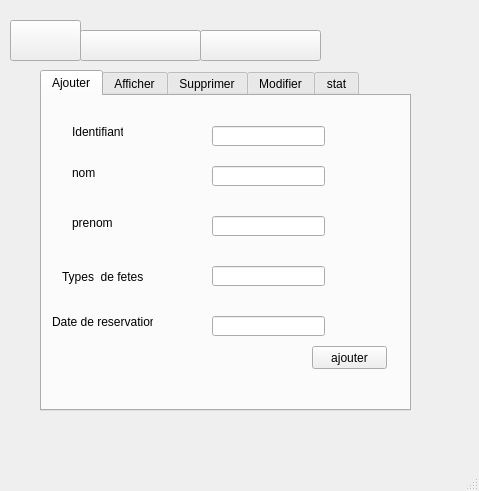
Qt form mainwindow.ui (mahdijemal/smart_wedding_reception) before a commit.
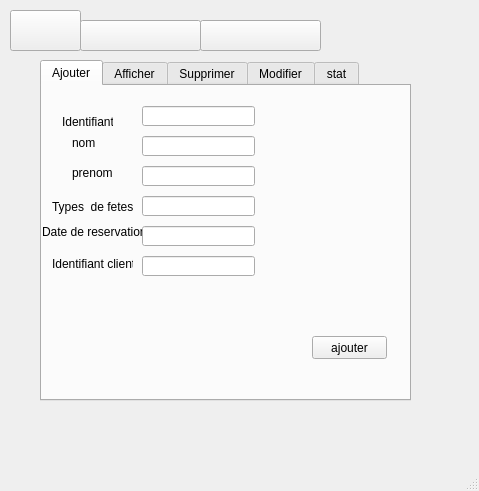
The same form after that commit. The open tabs and pages were chosen to show the change. Icons and pictures are not drawn.

Diff of the .ui file:
```diff
--- a/mainwindow.ui
+++ b/mainwindow.ui
@@ -18,7 +18,7 @@
     <property name="geometry">
      <rect>
       <x>10</x>
-      <y>20</y>
+      <y>10</y>
       <width>441</width>
       <height>431</height>
      </rect>
@@ -192,7 +192,7 @@
        <widget class="QLabel" name="label">
         <property name="geometry">
          <rect>
-          <x>30</x>
+          <x>20</x>
           <y>20</y>
           <width>51</width>
           <height>31</height>
@@ -205,8 +205,8 @@
        <widget class="QLineEdit" name="lineEdit_id">
         <property name="geometry">
          <rect>
-          <x>170</x>
-          <y>30</y>
+          <x>100</x>
+          <y>20</y>
           <width>113</width>
           <height>20</height>
          </rect>
@@ -216,7 +216,7 @@
         <property name="geometry">
          <rect>
           <x>30</x>
-          <y>70</y>
+          <y>50</y>
           <width>47</width>
           <height>14</height>
          </rect>
@@ -229,7 +229,7 @@
         <property name="geometry">
          <rect>
           <x>30</x>
-          <y>120</y>
+          <y>80</y>
           <width>47</width>
           <height>14</height>
          </rect>
@@ -241,8 +241,8 @@
        <widget class="QLineEdit" name="lineEdit_nom">
         <property name="geometry">
          <rect>
-          <x>170</x>
-          <y>70</y>
+          <x>100</x>
+          <y>50</y>
           <width>113</width>
           <height>20</height>
          </rect>
@@ -251,8 +251,8 @@
        <widget class="QLineEdit" name="lineEdit_prenom">
         <property name="geometry">
          <rect>
-          <x>170</x>
-          <y>120</y>
+          <x>100</x>
+          <y>80</y>
           <width>113</width>
           <height>20</height>
          </rect>
@@ -274,8 +274,8 @@
        <widget class="QLabel" name="label_5">
         <property name="geometry">
          <rect>
-          <x>20</x>
-          <y>170</y>
+          <x>10</x>
+          <y>110</y>
           <width>81</width>
           <height>21</height>
          </rect>
@@ -287,8 +287,8 @@
        <widget class="QLineEdit" name="lineEdit">
         <property name="geometry">
          <rect>
-          <x>170</x>
-          <y>170</y>
+          <x>100</x>
+          <y>110</y>
           <width>113</width>
           <height>20</height>
          </rect>
@@ -297,8 +297,8 @@
        <widget class="QLabel" name="label_11">
         <property name="geometry">
          <rect>
-          <x>10</x>
-          <y>210</y>
+          <x>0</x>
+          <y>130</y>
           <width>101</width>
           <height>31</height>
          </rect>
@@ -310,8 +310,31 @@
        <widget class="QLineEdit" name="lineEdit_date">
         <property name="geometry">
          <rect>
-          <x>170</x>
-          <y>220</y>
+          <x>100</x>
+          <y>140</y>
+          <width>113</width>
+          <height>20</height>
+         </rect>
+        </property>
+       </widget>
+       <widget class="QLabel" name="label_19">
+        <property name="geometry">
+         <rect>
+          <x>10</x>
+          <y>170</y>
+          <width>81</width>
+          <height>16</height>
+         </rect>
+        </property>
+        <property name="text">
+         <string>Identifiant client</string>
+        </property>
+       </widget>
+       <widget class="QLineEdit" name="lineEdit_id_client">
+        <property name="geometry">
+         <rect>
+          <x>100</x>
+          <y>170</y>
           <width>113</width>
           <height>20</height>
          </rect>
```
Left out of the diff: 59 changed lines with no effect on the pictures.
